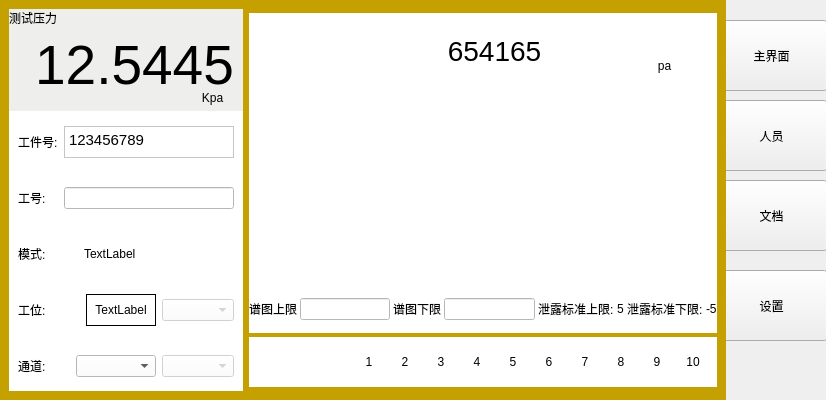
The window that formmain.ui (LEmbedder/widget-mcu) describes before a commit, drawn with Qt 5.
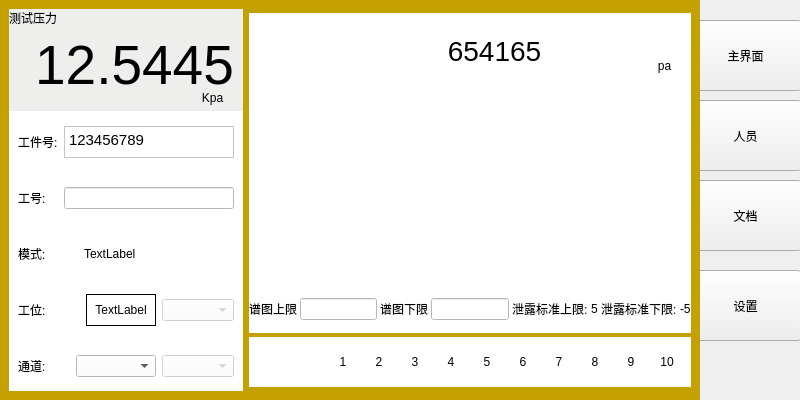
The same window after the commit.

```diff
--- a/formmain.ui
+++ b/formmain.ui
@@ -6,14 +6,14 @@
    <rect>
     <x>0</x>
     <y>0</y>
-    <width>826</width>
+    <width>800</width>
     <height>400</height>
    </rect>
   </property>
   <property name="maximumSize">
    <size>
     <width>16777215</width>
-    <height>400</height>
+    <height>480</height>
    </size>
   </property>
   <property name="windowTitle">
@@ -648,6 +648,12 @@
          </item>
          <item>
           <widget class="QWidget" name="widget_5" native="true">
+           <property name="minimumSize">
+            <size>
+             <width>0</width>
+             <height>0</height>
+            </size>
+           </property>
            <layout class="QVBoxLayout" name="verticalLayout_3">
             <property name="spacing">
              <number>0</number>
@@ -871,6 +877,12 @@
             </item>
             <item>
              <widget class="QWidget" name="widget_13" native="true">
+              <property name="minimumSize">
+               <size>
+                <width>0</width>
+                <height>0</height>
+               </size>
+              </property>
               <property name="maximumSize">
                <size>
                 <width>16777215</width>
```
